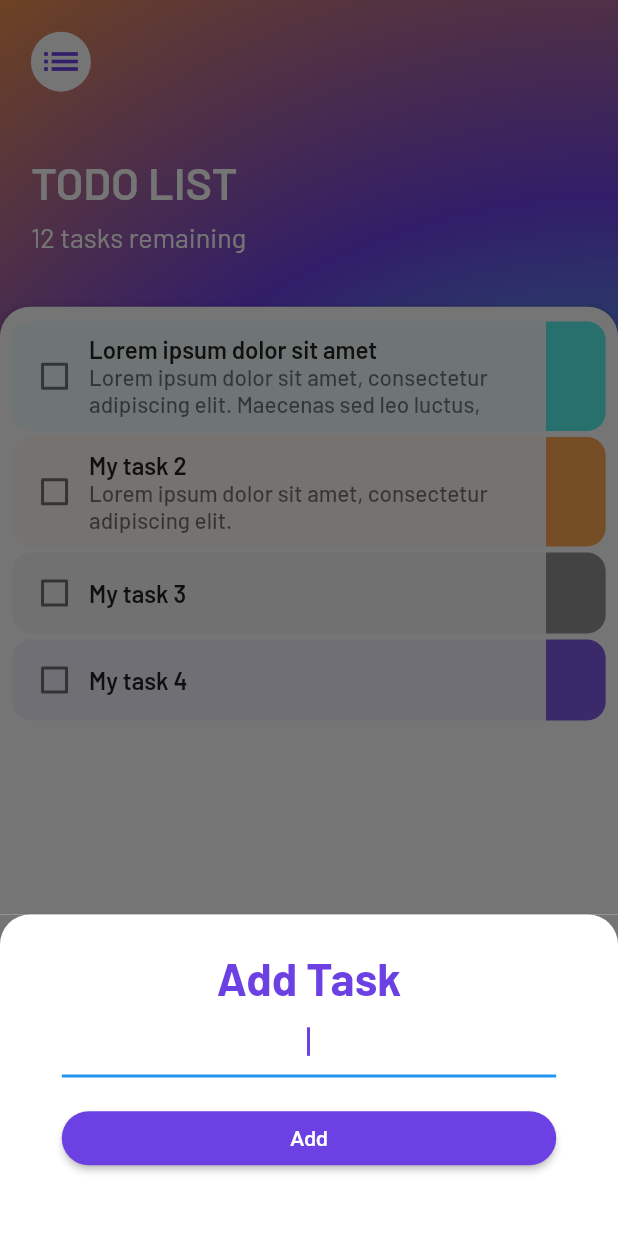
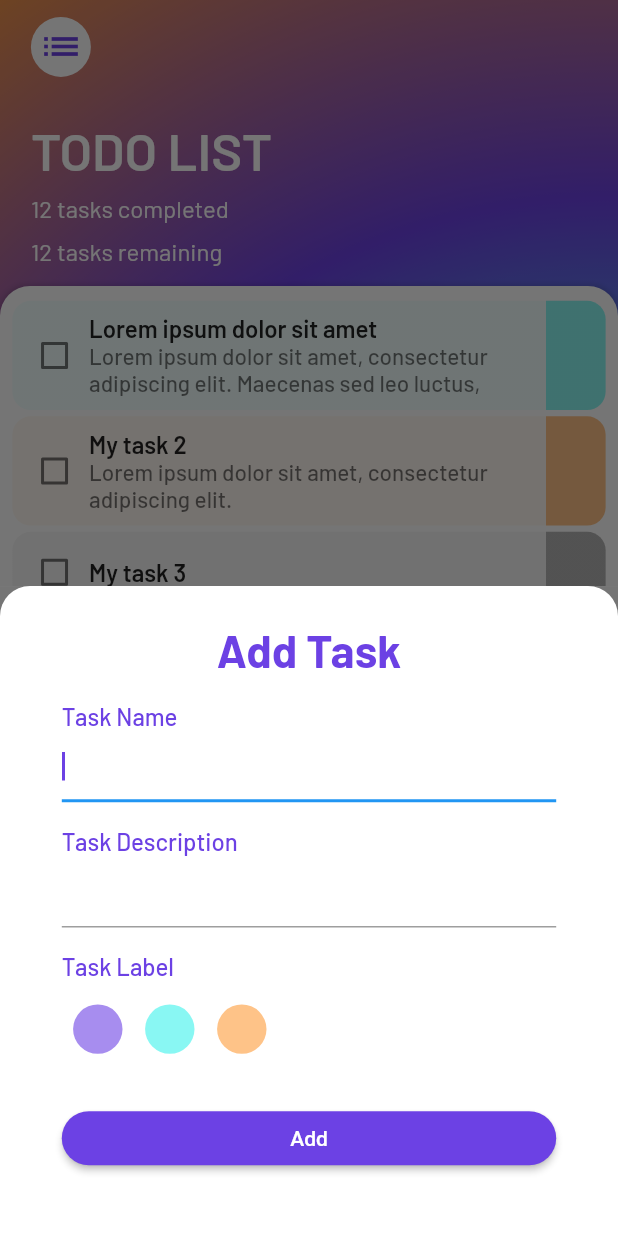
Before and after one commit to dvsu/todolist-app, a Flutter app: the screen it shows after launch, after a tap on the "add" icon, on a phone screen of 412 x 824 dp. Run offline on Flutter 3.47's test engine with Material 2 defaults, Android fonts, the phone set to English and light mode, and no system bars; our stand-ins replace flutter_keyboard_visibility, flutter_screenutil.

Commit message:
Style bottom sheet

```diff
--- /dev/null
+++ b/lib/data/tasks.dart
@@ -0,0 +1,32 @@
+import 'package:todolist_app/model/task.dart';
+import 'package:todolist_app/model/task_color.dart';
+
+class Tasks {
+  static List<Task> tasks = [
+    Task(
+      taskName: 'Lorem ipsum dolor sit amet',
+      taskDescription:
+          'Lorem ipsum dolor sit amet, consectetur adipiscing elit. Maecenas sed leo luctus, commodo enim varius, ullamcorper neque. Vivamus ac arcu odio. Donec volutpat tempus elit, ac iaculis elit iaculis non.',
+      taskColor: TaskColors.cyan,
+    ),
+    Task(
+      taskName: 'My task 2',
+      taskDescription:
+          'Lorem ipsum dolor sit amet, consectetur adipiscing elit.',
+      taskColor: TaskColors.orange,
+    ),
+    Task(
+      taskName: 'My task 3',
+    ),
+    Task(
+      taskName: 'My task 4',
+      taskColor: TaskColors.purple,
+    ),
+  ];
+
+  set addNewTask(Task newTask) {
+    tasks.add(newTask);
+  }
+
+  List<Task> get getAllTasks => tasks;
+}
--- a/lib/model/task_color.dart
+++ b/lib/model/task_color.dart
@@ -1,30 +1,38 @@
 import 'package:flutter/material.dart';
 
 class TaskColor {
+  Color shadowColor;
   Color primaryColor;
   Color highlightColor;
 
-  TaskColor({required this.primaryColor, required this.highlightColor});
+  TaskColor(
+      {required this.shadowColor,
+      required this.primaryColor,
+      required this.highlightColor});
 }
 
 class TaskColors {
   static final TaskColor grey = TaskColor(
-    primaryColor: Color(0x11818181),
-    highlightColor: Color(0xdd818181),
+    shadowColor: Color(0x11818181),
+    primaryColor: Color(0xff818181),
+    highlightColor: Color(0x99818181),
   );
 
   static final TaskColor purple = TaskColor(
-    primaryColor: Color(0x116C41E4),
-    highlightColor: Color(0xdd6C41E4),
+    shadowColor: Color(0x116C41E4),
+    primaryColor: Color(0xff6C41E4),
+    highlightColor: Color(0x996C41E4),
   );
 
   static final TaskColor cyan = TaskColor(
-    primaryColor: Color(0x113BF2EB),
-    highlightColor: Color(0xdd3BF2EB),
+    shadowColor: Color(0x113BF2EB),
+    primaryColor: Color(0xff3BF2EB),
+    highlightColor: Color(0x993BF2EB),
   );
 
   static final TaskColor orange = TaskColor(
-    primaryColor: Color(0x11FE9B38),
-    highlightColor: Color(0xddFE9B38),
+    shadowColor: Color(0x11FE9B38),
+    primaryColor: Color(0xffFE9B38),
+    highlightColor: Color(0x99FE9B38),
   );
 }
--- a/lib/screens/add_task_screen.dart
+++ b/lib/screens/add_task_screen.dart
@@ -1,10 +1,19 @@
+import 'package:flutter/cupertino.dart';
 import 'package:flutter/material.dart';
 import 'package:todolist_app/theme/decoration.dart';
 import 'package:todolist_app/theme/text_style.dart';
 import 'package:flutter_screenutil/flutter_screenutil.dart';
 import 'package:todolist_app/theme/color_palette.dart';
+import 'package:todolist_app/model/task_color.dart';
 
-class AddTaskScreen extends StatelessWidget {
+class AddTaskScreen extends StatefulWidget {
+  @override
+  _AddTaskScreenState createState() => _AddTaskScreenState();
+}
+
+class _AddTaskScreenState extends State<AddTaskScreen> {
+  List<bool> _selections = List.generate(3, (_) => false);
+
   @override
   Widget build(BuildContext context) {
     return Container(
@@ -20,10 +29,90 @@ class AddTaskScreen extends StatelessWidget {
               textAlign: TextAlign.center,
               style: bottomSheetTitleTextStyle,
             ),
+            Padding(
+              padding: EdgeInsets.only(top: 0.02.sh),
+              child: Text(
+                'Task Name',
+                style: bottomSheetSectionTitleTextStyle,
+              ),
+            ),
             TextField(
               autofocus: true,
-              textAlign: TextAlign.center,
+              //textAlign: TextAlign.center,
               cursorColor: bottomInsetTextFieldCursorColor,
+            ),
+            Padding(
+              padding: EdgeInsets.only(top: 0.02.sh),
+              child: Text(
+                'Task Description',
+                style: bottomSheetSectionTitleTextStyle,
+              ),
+            ),
+            TextField(
+              autofocus: true,
+              //textAlign: TextAlign.center,
+              cursorColor: bottomInsetTextFieldCursorColor,
+            ),
+            Padding(
+              padding: EdgeInsets.only(top: 0.02.sh),
+              child: Text(
+                'Task Label',
+                style: bottomSheetSectionTitleTextStyle,
+              ),
+            ),
+            Padding(
+              padding: EdgeInsets.symmetric(horizontal: 0.0, vertical: 0.01.sh),
+              child: ToggleButtons(
+                children: <Widget>[
+                  Container(
+                    width: 0.08.sw,
+                    height: 0.08.sw,
+                    decoration: BoxDecoration(
+                        shape: BoxShape.circle,
+                        color: TaskColors.purple.highlightColor,
+                        border: (_selections[0] == true)
+                            ? Border.all(
+                                width: 0.005.sw,
+                                color: TaskColors.purple.primaryColor)
+                            : null),
+                  ),
+                  Container(
+                    width: 0.08.sw,
+                    height: 0.08.sw,
+                    decoration: BoxDecoration(
+                        shape: BoxShape.circle,
+                        color: TaskColors.cyan.highlightColor,
+                        border: (_selections[1] == true)
+                            ? Border.all(
+                                width: 0.005.sw,
+                                color: TaskColors.cyan.primaryColor)
+                            : null),
+                  ),
+                  Container(
+                    width: 0.08.sw,
+                    height: 0.08.sw,
+                    decoration: BoxDecoration(
+                        shape: BoxShape.circle,
+                        color: TaskColors.orange.highlightColor,
+                        border: (_selections[2] == true)
+                            ? Border.all(
+                                width: 0.005.sw,
+                                color: TaskColors.orange.primaryColor)
+                            : null),
+                  ),
+                ],
+                fillColor: Colors.transparent,
+                splashColor: Colors.transparent,
+                renderBorder: false,
+                isSelected: _selections,
+                onPressed: (index) {
+                  print(index);
+                  setState(() {
+                    _selections = List.generate(3, (_) => false);
+                    _selections[index] = !_selections[index];
+                  });
+                },
+              ),
             ),
             Padding(
               padding:
--- a/lib/screens/task_screen.dart
+++ b/lib/screens/task_screen.dart
@@ -5,8 +5,17 @@ import 'package:todolist_app/widgets/tasks_list.dart';
 import 'package:todolist_app/theme/decoration.dart';
 import 'package:todolist_app/theme/text_style.dart';
 import 'package:todolist_app/screens/add_task_screen.dart';
+import 'package:todolist_app/data/tasks.dart';
+import 'package:todolist_app/model/task.dart';
 
-class TaskScreen extends StatelessWidget {
+class TaskScreen extends StatefulWidget {
+  @override
+  _TaskScreenState createState() => _TaskScreenState();
+}
+
+class _TaskScreenState extends State<TaskScreen> {
+  List<Task> tasks = Tasks.tasks;
+
   @override
   Widget build(BuildContext context) {
     ScreenUtil().setWidth(MediaQuery.of(context).size.width);
@@ -35,7 +44,7 @@ class TaskScreen extends StatelessWidget {
             crossAxisAlignment: CrossAxisAlignment.start,
             children: [
               Expanded(
-                flex: 0.1.sh.toInt(),
+                flex: 0.075.sh.toInt(),
                 child: Padding(
                   padding: EdgeInsets.only(left: 0.05.sw),
                   child: CircleAvatar(
@@ -61,9 +70,23 @@ class TaskScreen extends StatelessWidget {
                 ),
               ),
               Expanded(
-                flex: 0.075.sh.toInt(),
+                flex: 0.04.sh.toInt(),
                 child: Padding(
                   padding: EdgeInsets.only(left: 0.05.sw, top: 0.005.sh),
+                  child: Container(
+                    alignment: Alignment.topLeft,
+                    child: Text(
+                      '12 tasks completed',
+                      textAlign: TextAlign.left,
+                      style: taskTrackerTextStyle,
+                    ),
+                  ),
+                ),
+              ),
+              Expanded(
+                flex: 0.04.sh.toInt(),
+                child: Padding(
+                  padding: EdgeInsets.only(left: 0.05.sw, bottom: 0.005.sh),
                   child: Container(
                     alignment: Alignment.topLeft,
                     child: Text(
@@ -78,7 +101,10 @@ class TaskScreen extends StatelessWidget {
                 flex: 0.75.sh.toInt(),
                 child: Container(
                   decoration: tasksListDecoration,
-                  child: TasksList(),
+                  child: TasksList(
+                    tasks: tasks,
+                    //onPressed:
+                  ),
                 ),
               ),
             ],
--- a/lib/theme/text_style.dart
+++ b/lib/theme/text_style.dart
@@ -2,14 +2,14 @@ import 'package:flutter/material.dart';
 import 'package:todolist_app/theme/color_palette.dart';
 
 const TextStyle appTitleTextStyle = TextStyle(
-  fontSize: 30.0,
+  fontSize: 35.0,
   fontWeight: FontWeight.w600,
   fontFamily: 'Barlow',
   color: Colors.white,
 );
 
 const TextStyle taskTrackerTextStyle = TextStyle(
-  fontSize: 18.0,
+  fontSize: 16.0,
   fontWeight: FontWeight.w400,
   fontFamily: 'Barlow',
   color: Colors.white,
@@ -43,9 +43,18 @@ const TextStyle checkedTaskSubtitleTextStyle = TextStyle(
   color: Colors.white,
 );
 
+// bottom sheet
+
 const TextStyle bottomSheetTitleTextStyle = TextStyle(
   fontSize: 30.0,
   fontWeight: FontWeight.w700,
   fontFamily: 'Barlow',
   color: bottomSheetTitleTextColor,
 );
+
+const TextStyle bottomSheetSectionTitleTextStyle = TextStyle(
+  fontSize: 16.0,
+  fontWeight: FontWeight.w500,
+  fontFamily: 'Barlow',
+  color: bottomSheetTitleTextColor,
+);
--- a/lib/widgets/task_card.dart
+++ b/lib/widgets/task_card.dart
@@ -28,10 +28,10 @@ class TaskCard extends StatelessWidget {
               ? [Color(0x33121212), Color(0x33121212)]
               : (taskColor == null)
                   ? [
-                      TaskColors.grey.primaryColor,
+                      TaskColors.grey.shadowColor,
                       TaskColors.grey.highlightColor
                     ]
-                  : [taskColor!.primaryColor, taskColor!.highlightColor],
+                  : [taskColor!.shadowColor, taskColor!.highlightColor],
           stops: [
             0.9,
             0.9,
--- a/lib/widgets/tasks_list.dart
+++ b/lib/widgets/tasks_list.dart
@@ -5,33 +5,16 @@ import 'package:todolist_app/model/task_color.dart';
 import 'package:todolist_app/model/task.dart';
 
 class TasksList extends StatefulWidget {
+  final List<Task> tasks;
+  //final Function(bool?, int) onPressed;
+
+  TasksList({required this.tasks});
+
   @override
   _TasksListState createState() => _TasksListState();
 }
 
 class _TasksListState extends State<TasksList> {
-  List<Task> tasks = [
-    Task(
-      taskName: 'Lorem ipsum dolor sit amet',
-      taskDescription:
-          'Lorem ipsum dolor sit amet, consectetur adipiscing elit. Maecenas sed leo luctus, commodo enim varius, ullamcorper neque. Vivamus ac arcu odio. Donec volutpat tempus elit, ac iaculis elit iaculis non.',
-      taskColor: TaskColors.cyan,
-    ),
-    Task(
-      taskName: 'My task 2',
-      taskDescription:
-          'Lorem ipsum dolor sit amet, consectetur adipiscing elit.',
-      taskColor: TaskColors.orange,
-    ),
-    Task(
-      taskName: 'My task 3',
-    ),
-    Task(
-      taskName: 'My task 4',
-      taskColor: TaskColors.purple,
-    ),
-  ];
-
   @override
   Widget build(BuildContext context) {
     return Padding(
@@ -39,20 +22,20 @@ class _TasksListState extends State<TasksList> {
       child: ListView.builder(
         itemBuilder: (context, index) {
           return TaskCard(
-            taskTitle: tasks[index].taskName,
-            taskSubtitle: tasks[index].taskDescription,
-            taskColor: tasks[index].taskColor,
-            isChecked: tasks[index].isTaskCompleted,
+            taskTitle: widget.tasks[index].taskName,
+            taskSubtitle: widget.tasks[index].taskDescription,
+            taskColor: widget.tasks[index].taskColor,
+            isChecked: widget.tasks[index].isTaskCompleted,
             onPressed: (bool? updatedState) {
               setState(
                 () {
-                  tasks[index].isTaskCompleted = updatedState ?? false;
+                  widget.tasks[index].isTaskCompleted = updatedState ?? false;
                 },
               );
             },
           );
         },
-        itemCount: tasks.length,
+        itemCount: widget.tasks.length,
       ),
     );
   }
```
